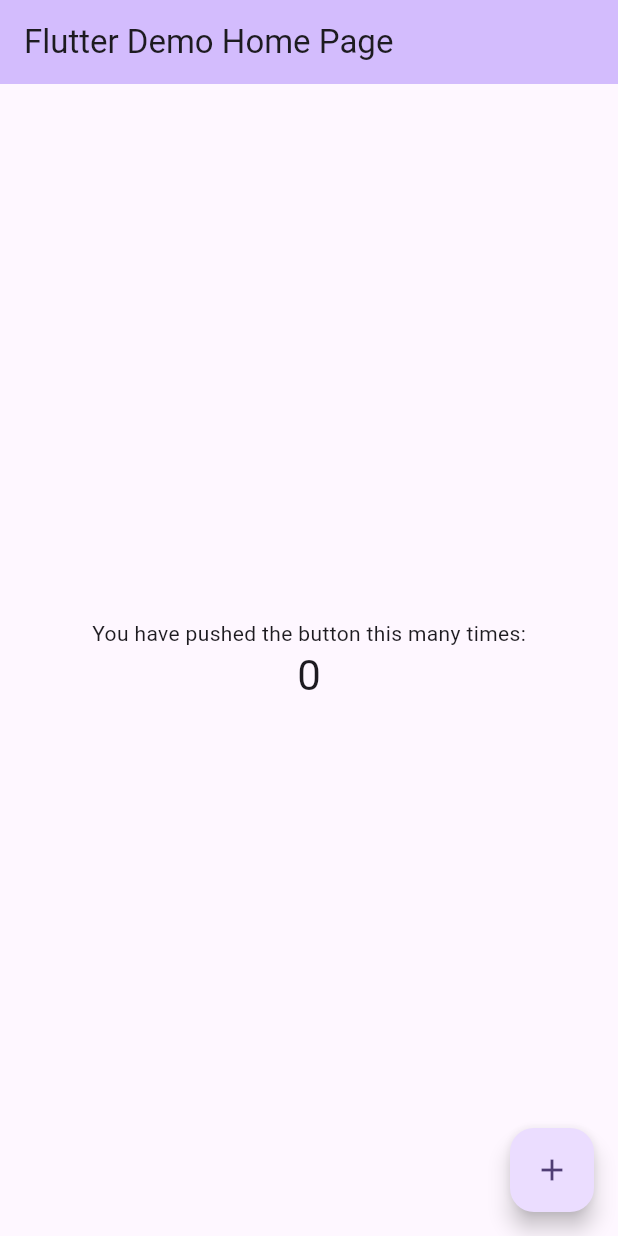
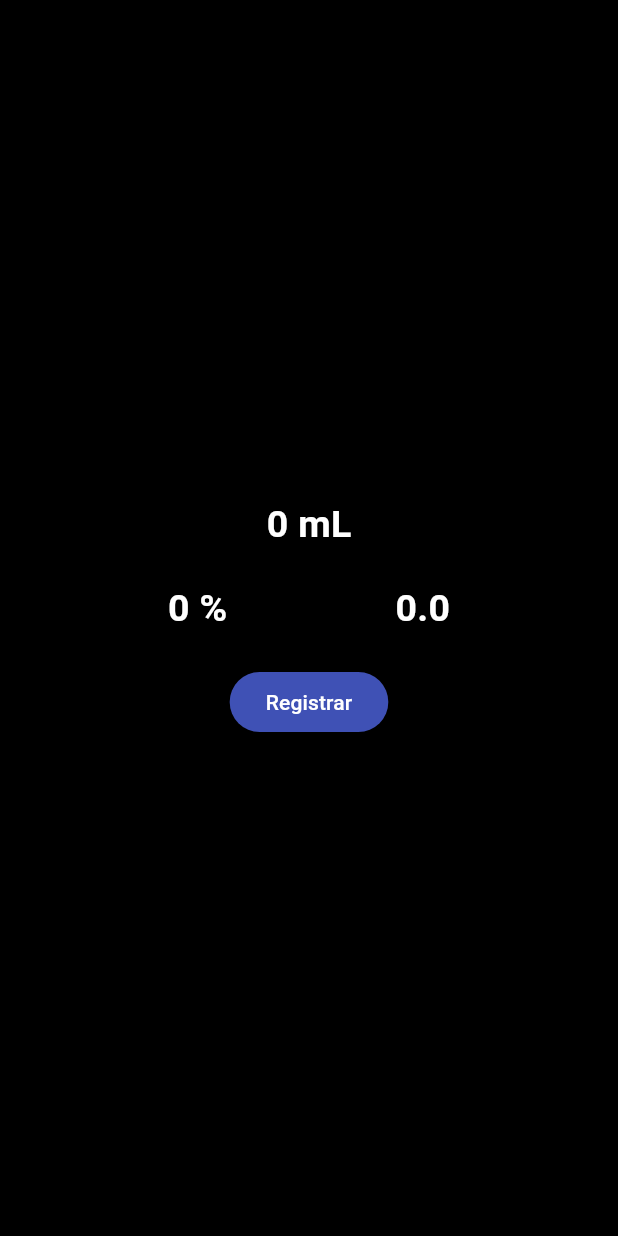
Before and after one commit to gnievap/water_counter_wear_app, a Flutter app: the screen it shows after launch, on a phone screen of 412 x 824 dp. Run offline on Flutter 3.47's test engine with Material 2 defaults, Android fonts, the phone set to English and light mode, and no system bars.

Commit message:
Layout inicial

```diff
--- a/lib/main.dart
+++ b/lib/main.dart
@@ -1,4 +1,5 @@
 import 'package:flutter/material.dart';
+import 'package:water_counter_test/screens/start_screen.dart';
 
 void main() {
   runApp(const MyApp());
@@ -10,116 +11,12 @@ class MyApp extends StatelessWidget {
   // This widget is the root of your application.
   @override
   Widget build(BuildContext context) {
-    return MaterialApp(
-      title: 'Flutter Demo',
+    return  MaterialApp(
+      title: 'Water Counter Demo',
+      debugShowCheckedModeBanner: false,
       theme: ThemeData(
-        // This is the theme of your application.
-        //
-        // TRY THIS: Try running your application with "flutter run". You'll see
-        // the application has a blue toolbar. Then, without quitting the app,
-        // try changing the seedColor in the colorScheme below to Colors.green
-        // and then invoke "hot reload" (save your changes or press the "hot
-        // reload" button in a Flutter-supported IDE, or press "r" if you used
-        // the command line to start the app).
-        //
-        // Notice that the counter didn't reset back to zero; the application
-        // state is not lost during the reload. To reset the state, use hot
-        // restart instead.
-        //
-        // This works for code too, not just values: Most code changes can be
-        // tested with just a hot reload.
-        colorScheme: ColorScheme.fromSeed(seedColor: Colors.deepPurple),
-        useMaterial3: true,
-      ),
-      home: const MyHomePage(title: 'Flutter Demo Home Page'),
+          colorSchemeSeed: const Color(0xff6750a4), useMaterial3: true),
+      home:  const StartScreen(),
     );
   }
 }
-
-class MyHomePage extends StatefulWidget {
-  const MyHomePage({super.key, required this.title});
-
-  // This widget is the home page of your application. It is stateful, meaning
-  // that it has a State object (defined below) that contains fields that affect
-  // how it looks.
-
-  // This class is the configuration for the state. It holds the values (in this
-  // case the title) provided by the parent (in this case the App widget) and
-  // used by the build method of the State. Fields in a Widget subclass are
-  // always marked "final".
-
-  final String title;
-
-  @override
-  State<MyHomePage> createState() => _MyHomePageState();
-}
-
-class _MyHomePageState extends State<MyHomePage> {
-  int _counter = 0;
-
-  void _incrementCounter() {
-    setState(() {
-      // This call to setState tells the Flutter framework that something has
-      // changed in this State, which causes it to rerun the build method below
-      // so that the display can reflect the updated values. If we changed
-      // _counter without calling setState(), then the build method would not be
-      // called again, and so nothing would appear to happen.
-      _counter++;
-    });
-  }
-
-  @override
-  Widget build(BuildContext context) {
-    // This method is rerun every time setState is called, for instance as done
-    // by the _incrementCounter method above.
-    //
-    // The Flutter framework has been optimized to make rerunning build methods
-    // fast, so that you can just rebuild anything that needs updating rather
-    // than having to individually change instances of widgets.
-    return Scaffold(
-      appBar: AppBar(
-        // TRY THIS: Try changing the color here to a specific color (to
-        // Colors.amber, perhaps?) and trigger a hot reload to see the AppBar
-        // change color while the other colors stay the same.
-        backgroundColor: Theme.of(context).colorScheme.inversePrimary,
-        // Here we take the value from the MyHomePage object that was created by
-        // the App.build method, and use it to set our appbar title.
-        title: Text(widget.title),
-      ),
-      body: Center(
-        // Center is a layout widget. It takes a single child and positions it
-        // in the middle of the parent.
-        child: Column(
-          // Column is also a layout widget. It takes a list of children and
-          // arranges them vertically. By default, it sizes itself to fit its
-          // children horizontally, and tries to be as tall as its parent.
-          //
-          // Column has various properties to control how it sizes itself and
-          // how it positions its children. Here we use mainAxisAlignment to
-          // center the children vertically; the main axis here is the vertical
-          // axis because Columns are vertical (the cross axis would be
-          // horizontal).
-          //
-          // TRY THIS: Invoke "debug painting" (choose the "Toggle Debug Paint"
-          // action in the IDE, or press "p" in the console), to see the
-          // wireframe for each widget.
-          mainAxisAlignment: MainAxisAlignment.center,
-          children: <Widget>[
-            const Text(
-              'You have pushed the button this many times:',
-            ),
-            Text(
-              '$_counter',
-              style: Theme.of(context).textTheme.headlineMedium,
-            ),
-          ],
-        ),
-      ),
-      floatingActionButton: FloatingActionButton(
-        onPressed: _incrementCounter,
-        tooltip: 'Increment',
-        child: const Icon(Icons.add),
-      ), // This trailing comma makes auto-formatting nicer for build methods.
-    );
-  }
-}
--- /dev/null
+++ b/lib/screens/start_screen.dart
@@ -0,0 +1,82 @@
+import 'package:flutter/material.dart';
+
+class StartScreen extends StatefulWidget {
+  const StartScreen({super.key});
+
+  @override
+  State<StatefulWidget> createState() => _StartScreenState();
+}
+
+class _StartScreenState extends State<StartScreen> {
+
+  final TextStyle estiloTexto = const TextStyle(
+      decoration: TextDecoration.none,
+      fontSize: 25,
+      color: Colors.white,
+      fontWeight: FontWeight.bold,
+    );
+
+  @override
+  Widget build(BuildContext context) {
+
+
+    return Scaffold(
+      body: Column(
+          mainAxisAlignment: MainAxisAlignment.center,
+          children: [
+            _totalMl(),
+            const SizedBox(
+              height: 20.0,
+            ),
+            _indicators(),
+             const SizedBox(
+              height: 20.0,
+            ),
+            _logButton(),
+          ],
+      ),
+      backgroundColor: Colors.black,
+    );
+  }
+
+  Widget _totalMl(){
+    return Center(
+            child: Text(
+              '0 mL',
+              style: estiloTexto,
+              ),
+          );
+  }
+
+  Widget _indicators(){
+    return Row(
+            mainAxisAlignment: MainAxisAlignment.spaceEvenly,
+            children: [
+              Text(
+                '0 %',
+                style: estiloTexto,
+              ),
+              Text(
+                '0.0',
+                style: estiloTexto,
+              ),
+            ],
+          );
+  }
+
+  Widget _logButton(){
+    return Center(
+      child: ElevatedButton(
+        style: ElevatedButton.styleFrom(
+        backgroundColor: Colors.indigo,
+        foregroundColor: Colors.white,
+      ),
+      onPressed: () { },
+      child: const Text('Registrar'),
+    ),
+    );
+  }
+  /*
+
+  }*/
+}
```
